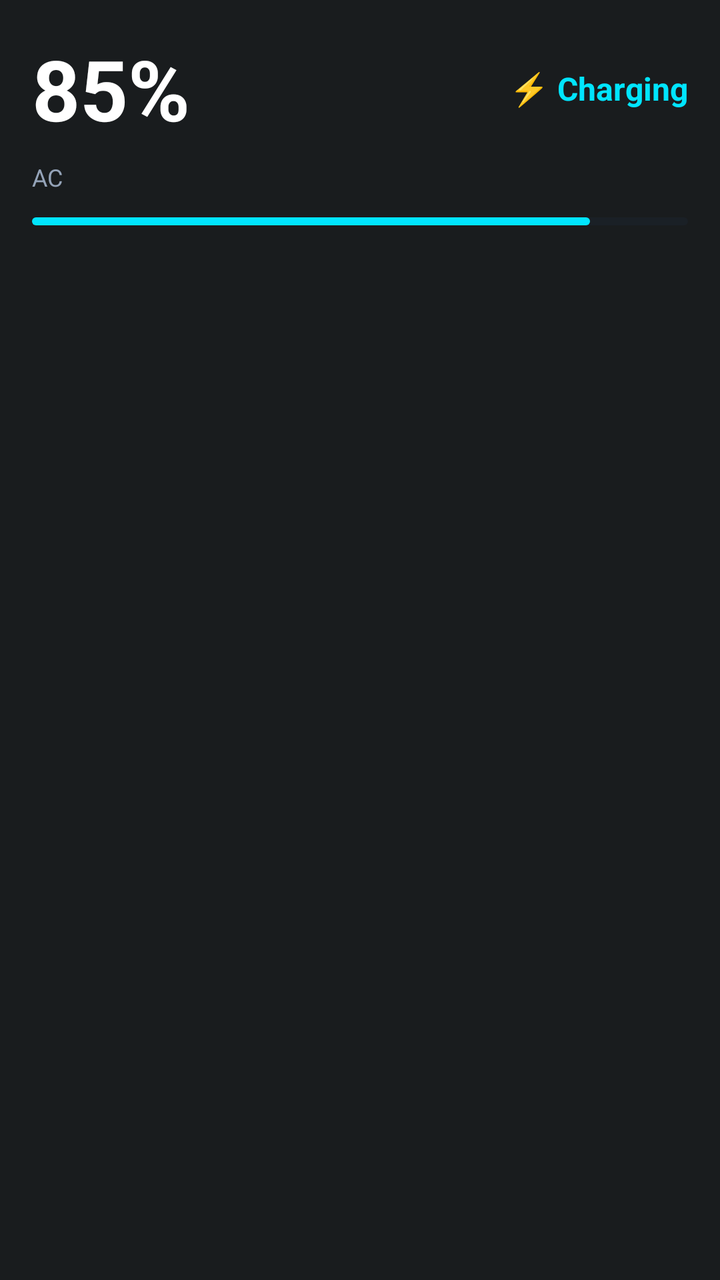
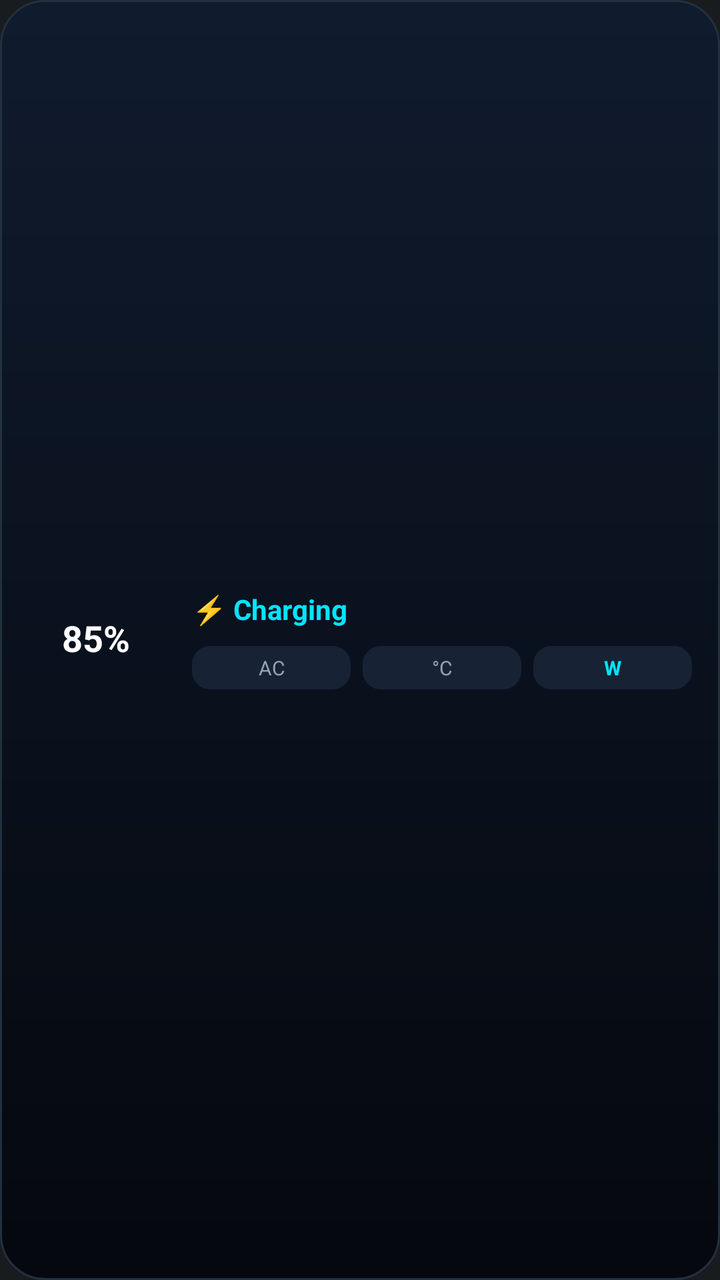

Compare the two renders of this Android layout. The source of the first and the diff that turns it into the second are given below.
<!-- AndroidManifest.xml: application theme Theme.MyApplication -->
<!-- res/layout/widget_standard.xml -->
<?xml version="1.0" encoding="utf-8"?>
<LinearLayout xmlns:android="http://schemas.android.com/apk/res/android"
    android:id="@+id/widget_root"
    android:layout_width="match_parent"
    android:layout_height="match_parent"
    android:orientation="vertical"
    android:padding="16dp">

    
    <LinearLayout
        android:layout_width="match_parent"
        android:layout_height="wrap_content"
        android:orientation="horizontal"
        android:gravity="center_vertical">

        <TextView
            android:id="@+id/widget_level"
            android:layout_width="0dp"
            android:layout_height="wrap_content"
            android:layout_weight="1"
            android:text="@string/widget_level_placeholder"
            android:textColor="#FFFFFF"
            android:textSize="42sp"
            android:textStyle="bold" />

        <TextView
            android:id="@+id/widget_status"
            android:layout_width="wrap_content"
            android:layout_height="wrap_content"
            android:text="@string/widget_status_charging_short"
            android:textColor="#00E5FF"
            android:textSize="16sp"
            android:textStyle="bold" />
    </LinearLayout>

    
    <TextView
        android:id="@+id/widget_plug"
        android:layout_width="match_parent"
        android:layout_height="wrap_content"
        android:layout_marginTop="8dp"
        android:text="@string/widget_plug_placeholder"
        android:textColor="#94A3B8"
        android:textSize="12sp" />

    
    <ProgressBar
        android:id="@+id/widget_progress"
        style="?android:attr/progressBarStyleHorizontal"
        android:layout_width="match_parent"
        android:layout_height="8dp"
        android:layout_marginTop="10dp"
        android:max="100"
        android:progress="85"
        android:progressTint="#00E5FF"
        android:progressBackgroundTint="#1E293B" />

</LinearLayout>
<!-- resources referenced by this layout -->
<resources>
  <string name="widget_level_placeholder">85%</string>
  <string name="widget_plug_placeholder">AC</string>
  <string name="widget_status_charging_short">⚡ Charging</string>
  <style name="Theme.MyApplication" parent="android:Theme.DeviceDefault.NoActionBar" />
</resources>

<!-- the commit's change to res/layout/widget_standard.xml (unified diff, before → after) -->
@@ -3,56 +3,112 @@
     android:id="@+id/widget_root"
     android:layout_width="match_parent"
     android:layout_height="match_parent"
-    android:orientation="vertical"
-    android:padding="16dp">
+    android:background="@drawable/widget_bg_dark"
+    android:gravity="center_vertical"
+    android:orientation="horizontal"
+    android:padding="14dp">
 
-    
-    <LinearLayout
-        android:layout_width="match_parent"
-        android:layout_height="wrap_content"
-        android:orientation="horizontal"
-        android:gravity="center_vertical">
+    <FrameLayout
+        android:layout_width="68dp"
+        android:layout_height="68dp">
+
+        <ImageView
+            android:id="@+id/widget_ring"
+            android:layout_width="match_parent"
+            android:layout_height="match_parent"
+            android:contentDescription="@null"
+            android:scaleType="fitXY" />
 
         <TextView
             android:id="@+id/widget_level"
-            android:layout_width="0dp"
+            android:layout_width="wrap_content"
             android:layout_height="wrap_content"
-            android:layout_weight="1"
+            android:layout_gravity="center"
+            android:includeFontPadding="false"
             android:text="@string/widget_level_placeholder"
             android:textColor="#FFFFFF"
-            android:textSize="42sp"
+            android:textSize="18sp"
             android:textStyle="bold" />
+    </FrameLayout>
+
+    <LinearLayout
+        android:layout_width="0dp"
+        android:layout_height="wrap_content"
+        android:layout_marginStart="14dp"
+        android:layout_weight="1"
+        android:orientation="vertical">
 
         <TextView
             android:id="@+id/widget_status"
-            android:layout_width="wrap_content"
+            android:layout_width="match_parent"
             android:layout_height="wrap_content"
+            android:ellipsize="end"
+            android:maxLines="1"
             android:text="@string/widget_status_charging_short"
             android:textColor="#00E5FF"
-            android:textSize="16sp"
+            android:textSize="14sp"
             android:textStyle="bold" />
+
+        <LinearLayout
+            android:layout_width="match_parent"
+            android:layout_height="wrap_content"
+            android:layout_marginTop="9dp"
+            android:orientation="horizontal">
+
+            <TextView
+                android:id="@+id/widget_pill_plug"
+                android:layout_width="0dp"
+                android:layout_height="wrap_content"
+                android:layout_weight="1"
+                android:background="@drawable/widget_pill_dark"
+                android:ellipsize="end"
+                android:gravity="center"
+                android:maxLines="1"
+                android:paddingStart="6dp"
+                android:paddingTop="4dp"
+                android:paddingEnd="6dp"
+                android:paddingBottom="4dp"
+                android:text="@string/widget_plug_placeholder"
+                android:textColor="#94A3B8"
+                android:textSize="10sp" />
+
+            <TextView
+                android:id="@+id/widget_pill_temp"
+                android:layout_width="0dp"
+                android:layout_height="wrap_content"
+                android:layout_marginStart="6dp"
+                android:layout_weight="1"
+                android:background="@drawable/widget_pill_dark"
+                android:ellipsize="end"
+                android:gravity="center"
+                android:maxLines="1"
+                android:paddingStart="6dp"
+                android:paddingTop="4dp"
+                android:paddingEnd="6dp"
+                android:paddingBottom="4dp"
+                android:text="@string/widget_temp_placeholder"
+                android:textColor="#94A3B8"
+                android:textSize="10sp" />
+
+            <TextView
+                android:id="@+id/widget_pill_watts"
+                android:layout_width="0dp"
+                android:layout_height="wrap_content"
+                android:layout_marginStart="6dp"
+                android:layout_weight="1"
+                android:background="@drawable/widget_pill_dark"
+                android:ellipsize="end"
+                android:gravity="center"
+                android:maxLines="1"
+                android:paddingStart="6dp"
+                android:paddingTop="4dp"
+                android:paddingEnd="6dp"
+                android:paddingBottom="4dp"
+                android:text="@string/widget_watts_placeholder"
+                android:textColor="#00E5FF"
+                android:textSize="10sp"
+                android:textStyle="bold" />
+        </LinearLayout>
     </LinearLayout>
 
-    
-    <TextView
-        android:id="@+id/widget_plug"
-        android:layout_width="match_parent"
-        android:layout_height="wrap_content"
-        android:layout_marginTop="8dp"
-        android:text="@string/widget_plug_placeholder"
-        android:textColor="#94A3B8"
-        android:textSize="12sp" />
-
-    
-    <ProgressBar
-        android:id="@+id/widget_progress"
-        style="?android:attr/progressBarStyleHorizontal"
-        android:layout_width="match_parent"
-        android:layout_height="8dp"
-        android:layout_marginTop="10dp"
-        android:max="100"
-        android:progress="85"
-        android:progressTint="#00E5FF"
-        android:progressBackgroundTint="#1E293B" />
-
 </LinearLayout>
<!-- resource entries referenced after the edit -->
@@ -1,8 +1,30 @@
 <!-- resources referenced by this layout -->
 <resources>
+  <!-- drawable widget_bg_dark (drawable) -->
+  <?xml version="1.0" encoding="utf-8"?>
+  <shape xmlns:android="http://schemas.android.com/apk/res/android"
+      android:shape="rectangle">
+      <gradient
+          android:angle="270"
+          android:endColor="#05080E"
+          android:startColor="#101B2E" />
+      <corners android:radius="22dp" />
+      <stroke
+          android:width="1dp"
+          android:color="#22303F" />
+  </shape>
+  <!-- drawable widget_pill_dark (drawable) -->
+  <?xml version="1.0" encoding="utf-8"?>
+  <shape xmlns:android="http://schemas.android.com/apk/res/android"
+      android:shape="rectangle">
+      <solid android:color="#172335" />
+      <corners android:radius="9dp" />
+  </shape>
   <string name="widget_level_placeholder">85%</string>
   <string name="widget_plug_placeholder">AC</string>
   <string name="widget_status_charging_short">⚡ Charging</string>
+  <string name="widget_temp_placeholder">°C</string>
+  <string name="widget_watts_placeholder">W</string>
   <style name="Theme.MyApplication" parent="android:Theme.DeviceDefault.NoActionBar" />
 </resources>
 
